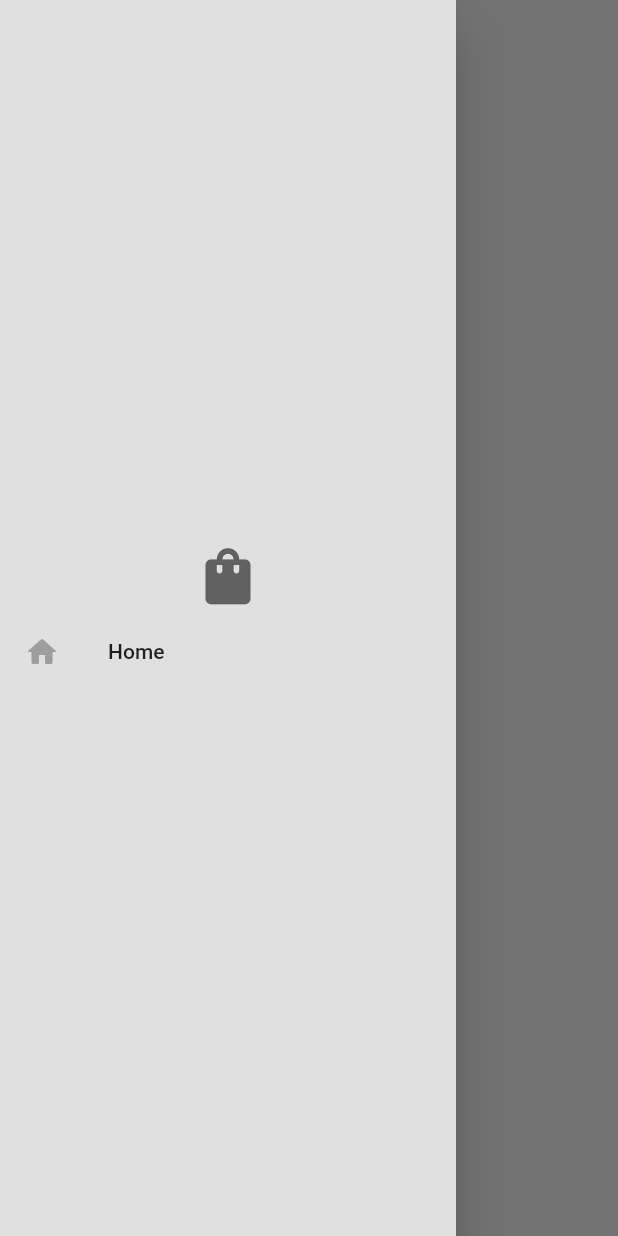
After one commit to sifatullah-haque/ecommerse_app, a Flutter app: the ShopPage screen opened by its route, with the side drawer open, on a phone screen of 412 x 824 dp. The commit adds this screen. Run offline on Flutter 3.47's test engine with Material 2 defaults, Android fonts, the phone set to English and light mode, and no system bars.

Commit message:
new drawer created

```diff
--- /dev/null
+++ b/ecomapp/lib/elements/My_ListTile.dart
@@ -0,0 +1,22 @@
+import 'package:flutter/material.dart';
+
+class MyListTile extends StatelessWidget {
+  final String text;
+  final IconData icon;
+  final void Function()? onTap;
+
+  const MyListTile(
+      {super.key, required this.icon, required this.text, required this.onTap});
+
+  @override
+  Widget build(BuildContext context) {
+    return ListTile(
+      leading: Icon(
+        icon,
+        color: Colors.grey,
+      ),
+      title: Text(text),
+      onTap: onTap,
+    );
+  }
+}
--- /dev/null
+++ b/ecomapp/lib/elements/my_drawer.dart
@@ -0,0 +1,34 @@
+import 'package:ecomapp/elements/My_ListTile.dart';
+import 'package:flutter/material.dart';
+
+class MyDrawer extends StatelessWidget {
+  const MyDrawer({super.key});
+
+  @override
+  Widget build(BuildContext context) {
+    return Drawer(
+      backgroundColor: Theme.of(context).colorScheme.background,
+      child: Column(
+        mainAxisAlignment: MainAxisAlignment.center,
+        crossAxisAlignment: CrossAxisAlignment.center,
+        children: [
+          //header file or logo
+          Icon(
+            Icons.shopping_bag,
+            size: 45.0,
+            color: Theme.of(context).colorScheme.inversePrimary,
+          ),
+
+          //list tile
+          MyListTile(
+            icon: Icons.home_rounded,
+            text: "Home",
+            onTap: () {},
+          )
+
+          // exit button
+        ],
+      ),
+    );
+  }
+}
--- a/ecomapp/lib/elements/new_button_color.dart
+++ /dev/null
@@ -1,13 +0,0 @@
-import 'package:flutter/material.dart';
-
-class NewButtom extends StatelessWidget {
-  const NewButtom({super.key});
-
-  @override
-  Widget build(BuildContext context) {
-    return ElevatedButton(
-      onPressed: () {},
-      child: Text("this is button"),
-    );
-  }
-}
--- a/ecomapp/lib/pages/shop_page.dart
+++ b/ecomapp/lib/pages/shop_page.dart
@@ -1,3 +1,4 @@
+import 'package:ecomapp/elements/my_drawer.dart';
 import 'package:flutter/material.dart';
 
 class ShopPage extends StatelessWidget {
@@ -13,11 +14,12 @@ class ShopPage extends StatelessWidget {
         foregroundColor: Theme.of(context).colorScheme.inversePrimary,
         title: Text("shop page"),
       ),
-      body: Column(
+      body: const Column(
         children: [
           Text("hello"),
         ],
       ),
+      drawer: MyDrawer(),
     );
   }
 }
```
Also changed, not shown: ecomapp/lib/pages/cart_page.dart (deleted).
